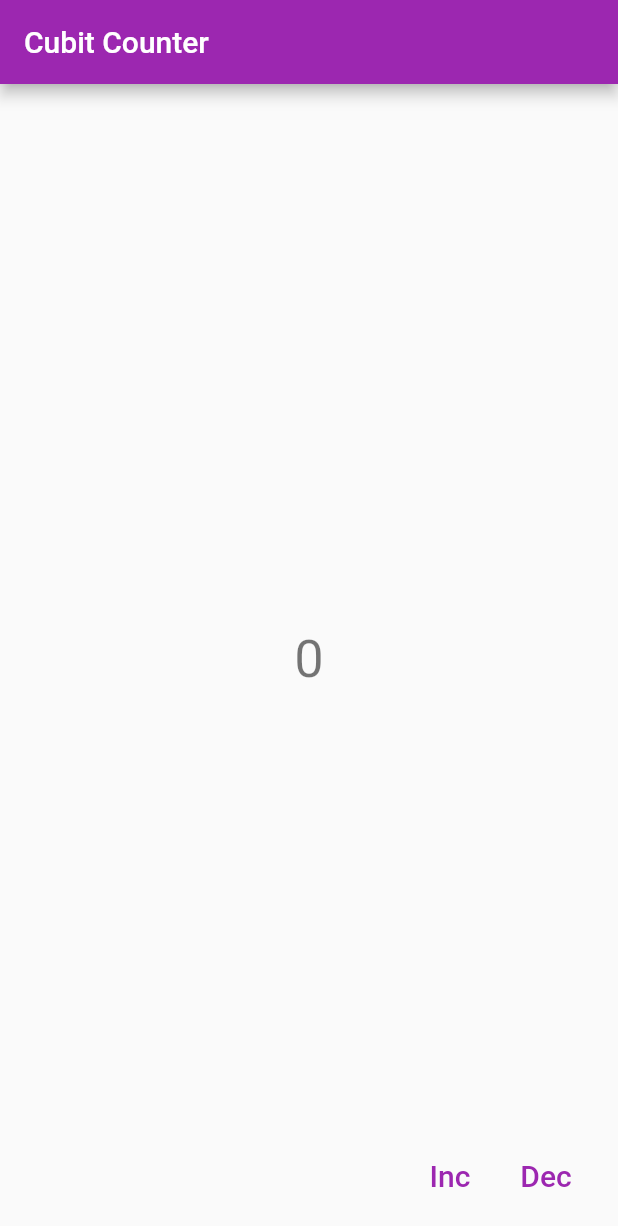
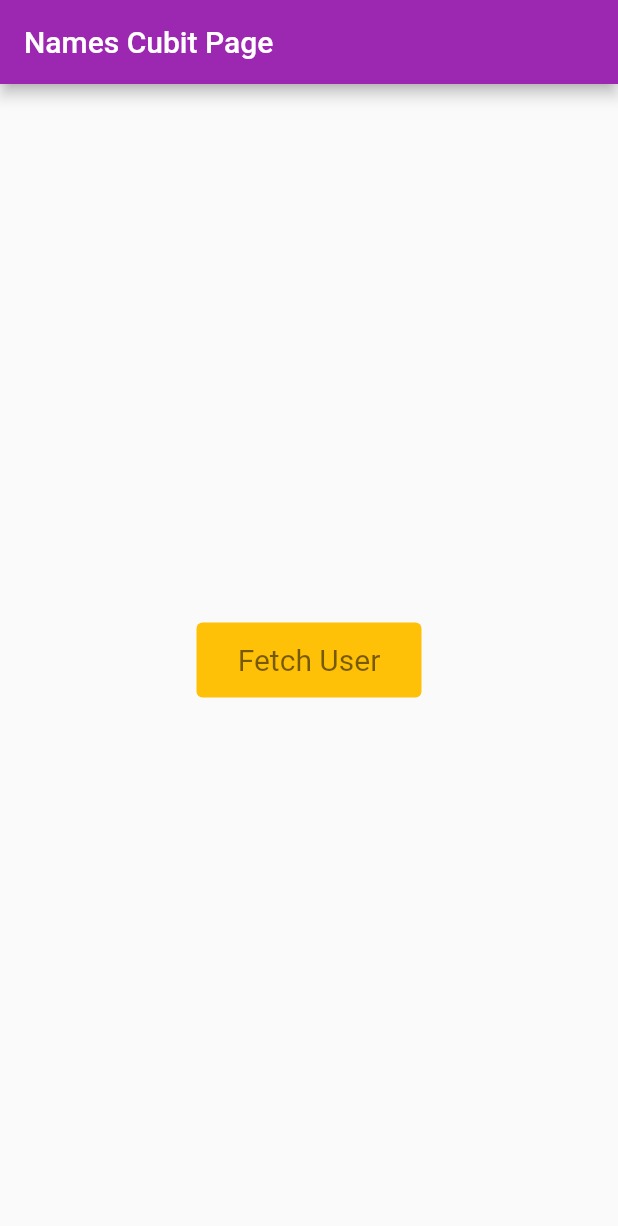
Before and after one commit to TarkanKara/Bloc_Cubit, a Flutter app: the screen it shows after launch, on a phone screen of 412 x 824 dp. Shown: the top 1226 px of the screen. Run offline on Flutter 3.47's test engine with Material 2 defaults, Android fonts, the phone set to English and light mode, and no system bars; our stand-ins replace flutter_bloc.

Commit message:
Random List Cubit Update

```diff
--- a/lib/cubit_2_random/cubit_page.dart
+++ b/lib/cubit_2_random/cubit_page.dart
@@ -1,13 +1,68 @@
-// ignore_for_file: depend_on_referenced_packages, unused_import, unused_element
+// ignore_for_file: depend_on_referenced_packages, unused_import, unused_element, unused_local_variable
 
+import 'package:bloc_cubit/cubit_2_random/random_cubit.dart';
 import 'package:flutter/material.dart';
+import 'package:flutter_bloc/flutter_bloc.dart';
 
-class Cubit2Example extends StatelessWidget {
-  const Cubit2Example({super.key});
+class Cubit2PageExample extends StatelessWidget {
+  const Cubit2PageExample({super.key});
 
   @override
   Widget build(BuildContext context) {
-    return const Scaffold();
+    return BlocProvider<NamesCubit>(
+      create: (context) => NamesCubit(userList: _userList),
+      child: const Cubit2View(),
+    );
+  }
+}
+
+class Cubit2View extends StatelessWidget {
+  const Cubit2View({super.key});
+
+  @override
+  Widget build(BuildContext context) {
+    return Scaffold(
+      appBar: AppBar(
+        title: const Text("Names Cubit Page"),
+      ),
+      body: BlocBuilder<NamesCubit, String?>(
+        builder: (context, String? nameState) {
+          final textButton = SizedBox(
+            width: 150,
+            height: 50,
+            child: TextButton(
+                onPressed: () {
+                  context.read<NamesCubit>().getRandomName();
+                },
+                child: Text("Fetch User",
+                    style: Theme.of(context)
+                        .textTheme
+                        .headline3!
+                        .copyWith(fontSize: 20))),
+          );
+          if (nameState != null) {
+            return Center(
+              child: Column(
+                mainAxisAlignment: MainAxisAlignment.center,
+                children: [
+                  Text(nameState,
+                      style: Theme.of(context)
+                          .textTheme
+                          .headline3!
+                          .copyWith(fontSize: 40)),
+                  const SizedBox(height: 20),
+                  textButton
+                ],
+              ),
+            );
+          } else {
+            return Center(
+              child: textButton,
+            );
+          }
+        },
+      ),
+    );
   }
 }
 
--- a/lib/cubit_2_random/random_cubit.dart
+++ b/lib/cubit_2_random/random_cubit.dart
@@ -7,7 +7,7 @@ extension RandomElement<T> on Iterable<T> {
   T getRandomElement() => elementAt(math.Random().nextInt(length));
 }
 
-class NamesCubit extends Cubit {
+class NamesCubit extends Cubit<String ?> {
   NamesCubit({required this.userList}) : super(null);
   final Iterable<String> userList;
   void getRandomName() => emit(userList.getRandomElement());
--- a/lib/main.dart
+++ b/lib/main.dart
@@ -1,6 +1,5 @@
+import 'package:bloc_cubit/cubit_2_random/cubit_page.dart';
 import 'package:flutter/material.dart';
-
-import 'cubit_1_counter/cubit_page.dart';
 
 void main() => runApp(const MyApp());
 
@@ -22,13 +21,15 @@ class MyApp extends StatelessWidget {
           caption: TextStyle(
               fontSize: 14, fontWeight: FontWeight.w500, letterSpacing: 1),
         ),
+        textButtonTheme: TextButtonThemeData(
+            style: TextButton.styleFrom(backgroundColor: Colors.amber)),
         primarySwatch: Colors.purple,
         colorScheme: Theme.of(context)
             .colorScheme
             .copyWith(primary: Colors.purple, secondary: Colors.blueAccent),
       ),
       title: 'Bloc && Cubit',
-      home: const Cubit1PageExample(),
+      home: const Cubit2PageExample(),
     );
   }
 }
```
Also changed, not shown: 1 other file.
